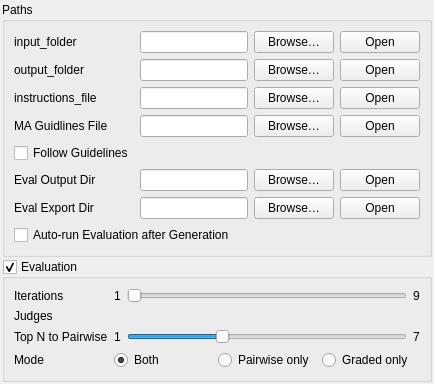
Above: GUI/paths_evaluations.ui from morganross/API_Cost_Multiplier before the change. Below: the same form after it.
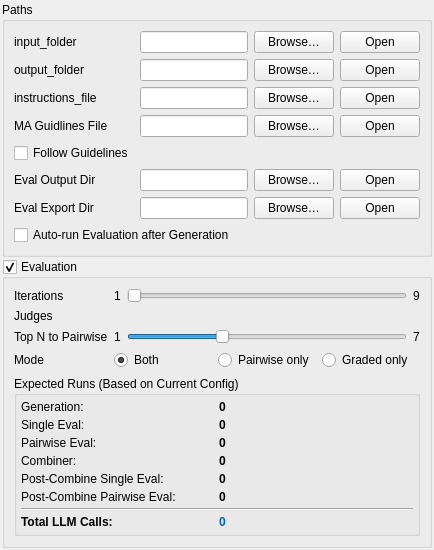
That is the form after the change.

```diff
--- a/GUI/paths_evaluations.ui
+++ b/GUI/paths_evaluations.ui
@@ -413,6 +413,199 @@
         </item>
        </layout>
       </item>
+
+      <!-- Expected Runs Calculation Display -->
+      <item row="4" column="0" colspan="2">
+       <widget class="QGroupBox" name="groupExpectedRuns">
+        <property name="title">
+         <string>Expected Runs (Based on Current Config)</string>
+        </property>
+        <property name="flat">
+         <bool>true</bool>
+        </property>
+        <layout class="QGridLayout" name="gridExpectedRuns">
+         <property name="leftMargin">
+          <number>4</number>
+         </property>
+         <property name="topMargin">
+          <number>4</number>
+         </property>
+         <property name="rightMargin">
+          <number>4</number>
+         </property>
+         <property name="bottomMargin">
+          <number>4</number>
+         </property>
+         <property name="spacing">
+          <number>4</number>
+         </property>
+         <!-- Row 0: Generation -->
+         <item row="0" column="0">
+          <widget class="QLabel" name="labelExpGeneration">
+           <property name="text">
+            <string>Generation:</string>
+           </property>
+          </widget>
+         </item>
+         <item row="0" column="1">
+          <widget class="QLabel" name="labelExpGenerationValue">
+           <property name="text">
+            <string>0</string>
+           </property>
+           <property name="font">
+            <font>
+             <weight>75</weight>
+             <bold>true</bold>
+            </font>
+           </property>
+          </widget>
+         </item>
+         <!-- Row 1: Single Eval -->
+         <item row="1" column="0">
+          <widget class="QLabel" name="labelExpSingleEval">
+           <property name="text">
+            <string>Single Eval:</string>
+           </property>
+          </widget>
+         </item>
+         <item row="1" column="1">
+          <widget class="QLabel" name="labelExpSingleEvalValue">
+           <property name="text">
+            <string>0</string>
+           </property>
+           <property name="font">
+            <font>
+             <weight>75</weight>
+             <bold>true</bold>
+            </font>
+           </property>
+          </widget>
+         </item>
+         <!-- Row 2: Pairwise Eval -->
+         <item row="2" column="0">
+          <widget class="QLabel" name="labelExpPairwiseEval">
+           <property name="text">
+            <string>Pairwise Eval:</string>
+           </property>
+          </widget>
+         </item>
+         <item row="2" column="1">
+          <widget class="QLabel" name="labelExpPairwiseEvalValue">
+           <property name="text">
+            <string>0</string>
+           </property>
+           <property name="font">
+            <font>
+             <weight>75</weight>
+             <bold>true</bold>
+            </font>
+           </property>
+          </widget>
+         </item>
+         <!-- Row 3: Combiner -->
+         <item row="3" column="0">
+          <widget class="QLabel" name="labelExpCombiner">
+           <property name="text">
+            <string>Combiner:</string>
+           </property>
+          </widget>
+         </item>
+         <item row="3" column="1">
+          <widget class="QLabel" name="labelExpCombinerValue">
+           <property name="text">
+            <string>0</string>
+           </property>
+           <property name="font">
+            <font>
+             <weight>75</weight>
+             <bold>true</bold>
+            </font>
+           </property>
+          </widget>
+         </item>
+         <!-- Row 4: Post-Combine Single Eval -->
+         <item row="4" column="0">
+          <widget class="QLabel" name="labelExpPostSingleEval">
+           <property name="text">
+            <string>Post-Combine Single Eval:</string>
+           </property>
+          </widget>
+         </item>
+         <item row="4" column="1">
+          <widget class="QLabel" name="labelExpPostSingleEvalValue">
+           <property name="text">
+            <string>0</string>
+           </property>
+           <property name="font">
+            <font>
+             <weight>75</weight>
+             <bold>true</bold>
+            </font>
+           </property>
+          </widget>
+         </item>
+         <!-- Row 5: Post-Combine Pairwise Eval -->
+         <item row="5" column="0">
+          <widget class="QLabel" name="labelExpPostPairwiseEval">
+           <property name="text">
+            <string>Post-Combine Pairwise Eval:</string>
+           </property>
+          </widget>
+         </item>
+         <item row="5" column="1">
+          <widget class="QLabel" name="labelExpPostPairwiseEvalValue">
+           <property name="text">
+            <string>0</string>
+           </property>
+           <property name="font">
+            <font>
+             <weight>75</weight>
+             <bold>true</bold>
+            </font>
+           </property>
+          </widget>
+         </item>
+         <!-- Separator + Total -->
+         <item row="6" column="0" colspan="2">
+          <widget class="Line" name="lineExpectedRunsSeparator">
+           <property name="orientation">
+            <enum>Qt::Horizontal</enum>
+           </property>
+          </widget>
+         </item>
+         <item row="7" column="0">
+          <widget class="QLabel" name="labelExpTotal">
+           <property name="text">
+            <string>Total LLM Calls:</string>
+           </property>
+           <property name="font">
+            <font>
+             <weight>75</weight>
+             <bold>true</bold>
+            </font>
+           </property>
+          </widget>
+         </item>
+         <item row="7" column="1">
+          <widget class="QLabel" name="labelExpTotalValue">
+           <property name="text">
+            <string>0</string>
+           </property>
+           <property name="font">
+            <font>
+             <weight>75</weight>
+             <bold>true</bold>
+            </font>
+           </property>
+           <property name="styleSheet">
+            <string>color: #0066cc;</string>
+           </property>
+          </widget>
+         </item>
+        </layout>
+       </widget>
+      </item>
+
      </layout>
     </widget>
    </item>
```
